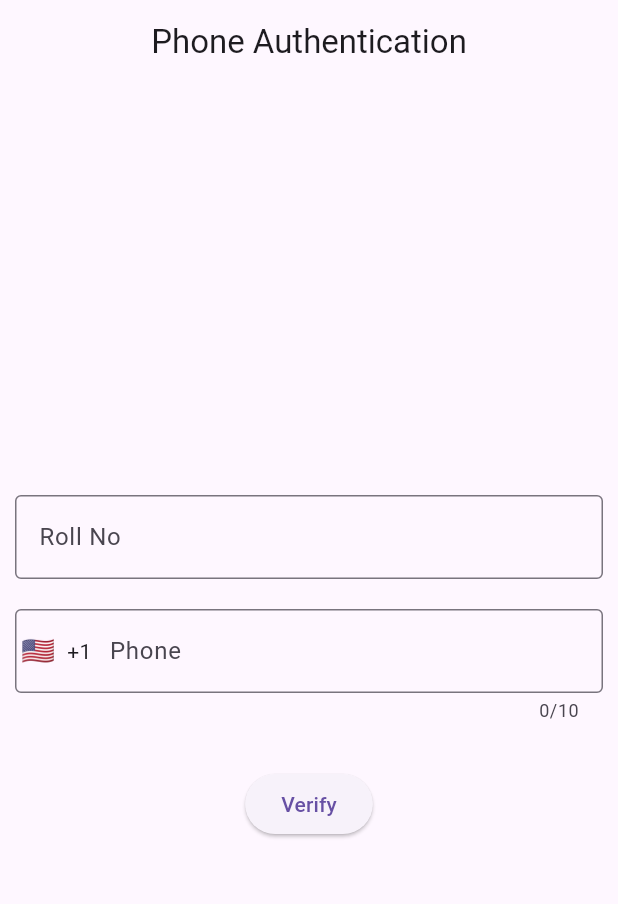
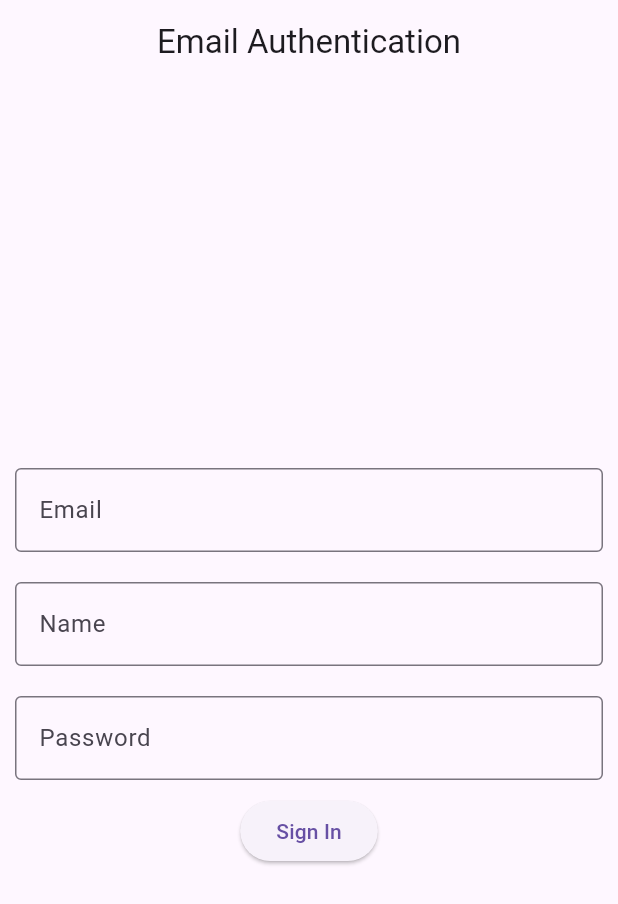
Before and after one commit to triple-a-projects/BLE_Proximity, a Flutter app: the screen it shows after launch, after a tap on "Teacher", on a phone screen of 412 x 824 dp. Shown: the top 904 px of the screen. Run offline on Flutter 3.47's test engine with Material 3 defaults, Android fonts, the light colour scheme and no system bars; drawn by our look-alikes of intl_phone_field; our stand-ins replace cloud_firestore, firebase_auth, firebase_core, local_auth; missing offline and left inert: flutter_ble_peripheral; accounts and stored records are empty.

Commit message:
added subjects, classes and teacher auth

```diff
--- a/lib/initialPage.dart
+++ b/lib/initialPage.dart
@@ -5,7 +5,7 @@ import 'package:ble_advertiser/perspectives/student/login.dart';
 import 'package:ble_advertiser/perspectives/teacher/login.dart';
 
 import 'package:ble_advertiser/perspectives/student/phone_auth.dart';
-import 'package:ble_advertiser/perspectives/teacher/phone_auth.dart';
+import 'package:ble_advertiser/perspectives/teacher/email_auth.dart';
 
 class InitialPage extends StatelessWidget {
   @override
@@ -32,7 +32,7 @@ class InitialPage extends StatelessWidget {
               onPressed: () {
                 Navigator.push(
                   context,
-                  MaterialPageRoute(builder: (context) => TeacherPhoneAuth()),
+                  MaterialPageRoute(builder: (context) => TeacherEmailAuth()),
                 );
               },
               child: Text('Teacher'),
--- a/lib/main.dart
+++ b/lib/main.dart
@@ -13,8 +13,7 @@ import 'package:ble_advertiser/perspectives/teacher/addclass.dart';
 import 'package:ble_advertiser/perspectives/teacher/check_attendance.dart';
 import 'package:ble_advertiser/perspectives/teacher/home.dart';
 import 'package:ble_advertiser/perspectives/teacher/login.dart';
-import 'package:ble_advertiser/perspectives/teacher/phone_auth.dart';
-import 'package:ble_advertiser/perspectives/teacher/addclass.dart';
+import 'package:ble_advertiser/perspectives/teacher/email_auth.dart';
 
 import 'package:firebase_core/firebase_core.dart';
 //import 'package:ble_advertiser/login.dart';
@@ -43,7 +42,7 @@ class MyApp extends StatelessWidget {
         '/student_login': (context) => StudentLoginPage(),
         '/student_home': (context) => StudentHomePage(),
         '/student_checkattendance': (context) => StudentAttendancePage(),
-        '/teacher_phoneauth': (context) => TeacherPhoneAuth(),
+        '/teacher_phoneauth': (context) => TeacherEmailAuth(),
         '/teacher_login': (context) => TeacherLoginPage(),
         '/teacher_home': (context) => TeacherHomePage(),
         '/teacher_checkattendance': (context) => TeacherAttendancePage(),
@@ -86,7 +85,10 @@ class _MyHomePageState extends State<MyHomePage> {
     User? currentUser = FirebaseAuth.instance.currentUser;
     if (currentUser != null) {
       String userUID = currentUser.uid;
-      DocumentSnapshot userDoc = await FirebaseFirestore.instance.collection('users').doc(userUID).get();
+      DocumentSnapshot userDoc = await FirebaseFirestore.instance
+          .collection('users')
+          .doc(userUID)
+          .get();
       if (userDoc.exists) {
         setState(() {
           rollNumber = userDoc.get('rollNo');
--- a/lib/perspectives/student/home.dart
+++ b/lib/perspectives/student/home.dart
@@ -76,7 +76,6 @@ class _StudentHomePageState extends State<StudentHomePage> {
                           MaterialPageRoute(builder: (context) => MyHomePage()),
                           (route) => false,
                         );
-
                       },
                       style: ElevatedButton.styleFrom(
                         backgroundColor: secondLight,
--- a/lib/perspectives/student/phone_auth.dart
+++ b/lib/perspectives/student/phone_auth.dart
@@ -19,6 +19,7 @@ class _StudentPhoneAuthState extends State<StudentPhoneAuth> {
   final TextEditingController phoneController = TextEditingController();
   final TextEditingController otpController = TextEditingController();
   final TextEditingController rollNoController = TextEditingController();
+  final TextEditingController nameController = TextEditingController();
   String userNumber = '';
   var otpFieldVisibility = false;
   var receivedID = '';
@@ -71,6 +72,7 @@ class _StudentPhoneAuthState extends State<StudentPhoneAuth> {
       // Create a new document with the user's UID
       await users.doc(user.uid).set({
         'rollNo': rollNoController.text,
+        'name': nameController.text,
         'phoneNo': phoneController.text,
       });
 
@@ -101,6 +103,17 @@ class _StudentPhoneAuthState extends State<StudentPhoneAuth> {
                 decoration: const InputDecoration(
                   hintText: 'Roll Number',
                   labelText: 'Roll No',
+                  border: OutlineInputBorder(),
+                ),
+              ),
+            ),
+            Padding(
+              padding: const EdgeInsets.all(10.0),
+              child: TextField(
+                controller: nameController,
+                decoration: const InputDecoration(
+                  hintText: 'Name',
+                  labelText: 'Name',
                   border: OutlineInputBorder(),
                 ),
               ),
--- /dev/null
+++ b/lib/perspectives/teacher/email_auth.dart
@@ -0,0 +1,118 @@
+import 'package:flutter/material.dart';
+import 'package:firebase_auth/firebase_auth.dart';
+import 'package:cloud_firestore/cloud_firestore.dart';
+import 'package:ble_advertiser/perspectives/teacher/login.dart';
+
+class TeacherEmailAuth extends StatefulWidget {
+  const TeacherEmailAuth({Key? key}) : super(key: key);
+
+  @override
+  State<TeacherEmailAuth> createState() => _TeacherEmailAuthState();
+}
+
+class _TeacherEmailAuthState extends State<TeacherEmailAuth> {
+  FirebaseAuth auth = FirebaseAuth.instance;
+  final TextEditingController emailController = TextEditingController();
+  final TextEditingController nameController = TextEditingController();
+  final TextEditingController passwordController = TextEditingController();
+
+  Future<void> signInWithEmailAndPassword() async {
+    try {
+      UserCredential userCredential = await FirebaseAuth.instance
+          .signInWithEmailAndPassword(
+              email: emailController.text, password: passwordController.text);
+      createUserDocument(userCredential.user!);
+      Navigator.pushAndRemoveUntil(
+        context,
+        MaterialPageRoute(builder: (context) => TeacherLoginPage()),
+        (route) => false,
+      );
+    } on FirebaseAuthException catch (e) {
+      if (e.code == 'user-not-found') {
+        print('No user found for that email.');
+      } else if (e.code == 'wrong-password') {
+        print('Wrong password provided for that user.');
+      }
+    }
+  }
+
+  // Function to create a user document in Firestore
+  Future<void> createUserDocument(User teacher) async {
+    try {
+      // Reference to the 'users' collection in Firestore
+      CollectionReference teachers =
+          FirebaseFirestore.instance.collection('teachers');
+
+      // Create a new document with the user's UID
+      await teachers.doc(teacher.uid).set({
+        'email': emailController.text,
+        'name': nameController.text,
+      });
+
+      print('User document created in Firestore successfully.');
+    } catch (e) {
+      print('Failed to create user document in Firestore: $e');
+    }
+  }
+
+  @override
+  Widget build(BuildContext context) {
+    return MaterialApp(
+      debugShowCheckedModeBanner: false,
+      home: Scaffold(
+        appBar: AppBar(
+          title: const Text(
+            'Email Authentication',
+          ),
+          centerTitle: true,
+        ),
+        body: Column(
+          mainAxisAlignment: MainAxisAlignment.center,
+          children: [
+            Padding(
+              padding: const EdgeInsets.all(10.0),
+              child: TextField(
+                controller: emailController,
+                decoration: const InputDecoration(
+                  hintText: 'Email',
+                  labelText: 'Email',
+                  border: OutlineInputBorder(),
+                ),
+              ),
+            ),
+            Padding(
+              padding: const EdgeInsets.all(10.0),
+              child: TextField(
+                controller: nameController,
+                decoration: const InputDecoration(
+                  hintText: 'Name',
+                  labelText: 'Name',
+                  border: OutlineInputBorder(),
+                ),
+              ),
+            ),
+            Padding(
+              padding: const EdgeInsets.all(10.0),
+              child: TextField(
+                obscureText: true,
+                controller: passwordController,
+                decoration: const InputDecoration(
+                  hintText: 'Password',
+                  labelText: 'Password',
+                  border: OutlineInputBorder(),
+                ),
+              ),
+            ),
+            ElevatedButton(
+              onPressed: () {
+                signInWithEmailAndPassword();
+                FocusManager.instance.primaryFocus?.unfocus();
+              },
+              child: const Text('Sign In'),
+            )
+          ],
+        ),
+      ),
+    );
+  }
+}
--- a/lib/perspectives/teacher/phone_auth.dart
+++ /dev/null
@@ -1,163 +0,0 @@
-//import 'package:ble_advertiser/login.dart';
-import 'package:flutter/material.dart';
-import 'package:firebase_auth/firebase_auth.dart';
-import 'package:intl_phone_field/countries.dart';
-import 'package:cloud_firestore/cloud_firestore.dart';
-import 'package:intl_phone_field/intl_phone_field.dart';
-import 'package:ble_advertiser/perspectives/teacher/login.dart';
-
-class TeacherPhoneAuth extends StatefulWidget {
-  const TeacherPhoneAuth({Key? key}) : super(key: key);
-
-  @override
-  State<TeacherPhoneAuth> createState() => _TeacherPhoneAuthState();
-}
-
-class _TeacherPhoneAuthState extends State<TeacherPhoneAuth> {
-  FirebaseAuth auth = FirebaseAuth.instance;
-  final TextEditingController phoneController = TextEditingController();
-  final TextEditingController otpController = TextEditingController();
-  final TextEditingController rollNoController = TextEditingController();
-  String userNumber = '';
-  var otpFieldVisibility = false;
-  var receivedID = '';
-
-  void verifyUserPhoneNumber() {
-    auth.verifyPhoneNumber(
-      phoneNumber: userNumber,
-      verificationCompleted: (PhoneAuthCredential credential) async {
-        await auth.signInWithCredential(credential).then(
-              (value) => print('Logged In Successfully'),
-            );
-      },
-      verificationFailed: (FirebaseAuthException e) {
-        print(e.message);
-      },
-      codeSent: (String verificationId, int? resendToken) {
-        receivedID = verificationId;
-        setState(() {
-          otpFieldVisibility = true;
-        });
-      },
-      codeAutoRetrievalTimeout: (String verificationId) {
-        print('TimeOut');
-      },
-    );
-  }
-
-  Future<void> verifyOTPCode() async {
-    PhoneAuthCredential credential = PhoneAuthProvider.credential(
-      verificationId: receivedID,
-      smsCode: otpController.text,
-    );
-    await auth
-        .signInWithCredential(credential)
-        .then((value) => createUserDocument(value.user!));
-    Navigator.pushAndRemoveUntil(
-      context,
-      MaterialPageRoute(builder: (context) => TeacherLoginPage()),
-      (route) => false,
-    );
-  }
-
-  // Function to create a user document in Firestore
-  Future<void> createUserDocument(User user) async {
-    try {
-      // Reference to the 'users' collection in Firestore
-      CollectionReference users =
-          FirebaseFirestore.instance.collection('users');
-
-      // Create a new document with the user's UID
-      await users.doc(user.uid).set({
-        'rollNo': rollNoController.text,
-        'phoneNo': phoneController.text,
-      });
-
-      print('User document created in Firestore successfully.');
-    } catch (e) {
-      print('Failed to create user document in Firestore: $e');
-    }
-  }
-
-  @override
-  Widget build(BuildContext context) {
-    return MaterialApp(
-      debugShowCheckedModeBanner: false,
-      home: Scaffold(
-        appBar: AppBar(
-          title: const Text(
-            'Phone Authentication',
-          ),
-          centerTitle: true,
-        ),
-        body: Column(
-          mainAxisAlignment: MainAxisAlignment.center,
-          children: [
-            Padding(
-              padding: const EdgeInsets.all(10.0),
-              child: TextField(
-                controller: rollNoController,
-                decoration: const InputDecoration(
-                  hintText: 'Roll Number',
-                  labelText: 'Roll No',
-                  border: OutlineInputBorder(),
-                ),
-              ),
-            ),
-            Padding(
-              padding: const EdgeInsets.all(10.0),
-              child: IntlPhoneField(
-                showDropdownIcon: false,
-                controller: phoneController,
-                countries: const [
-                  Country(
-                    name: "Nepal",
-                    nameTranslations: {},
-                    flag: "🇳🇵",
-                    code: "NP",
-                    dialCode: "977",
-                    minLength: 10,
-                    maxLength: 10,
-                  )
-                ], // Restrict to Nepal
-                decoration: const InputDecoration(
-                  hintText: 'Phone Number',
-                  labelText: 'Phone',
-                  border: OutlineInputBorder(),
-                ),
-                onChanged: (val) {
-                  userNumber = val.completeNumber;
-                },
-              ),
-            ),
-            Padding(
-              padding: const EdgeInsets.all(10.0),
-              child: Visibility(
-                visible: otpFieldVisibility,
-                child: TextField(
-                  controller: otpController,
-                  decoration: const InputDecoration(
-                    hintText: 'OTP Code',
-                    labelText: 'OTP',
-                    border: OutlineInputBorder(),
-                  ),
-                ),
-              ),
-            ),
-            ElevatedButton(
-              onPressed: () {
-                if (otpFieldVisibility) {
-                  verifyOTPCode();
-                } else {
-                  verifyUserPhoneNumber();
-                }
-                FocusManager.instance.primaryFocus?.unfocus();
-              },
-              child: const Text('Verify'),
-            )
-          ],
-        ),
-      ),
-    );
-  }
-}
```
Also changed, not shown: lib/colors.dart (+5 -6 lines), lib/perspectives/teacher/addclass.dart (+98 -28 lines), lib/perspectives/teacher/check_attendance.dart (+57 -22 lines), lib/perspectives/teacher/home.dart (+54 -35 lines).
